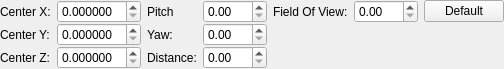
First picture: the form in src/tools/hlam/ui/camera_operators/dockpanels/ArcBallSettingsPanel.ui, repository SamVanheer/HalfLifeAssetManager, before the edit.
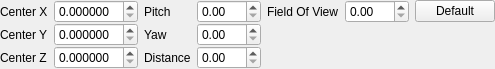
Second picture: the form after the edit.

Commit message: Use consistent label format on camera panels #166

What changed in the file:
```diff
--- a/src/tools/hlam/ui/camera_operators/dockpanels/ArcBallSettingsPanel.ui
+++ b/src/tools/hlam/ui/camera_operators/dockpanels/ArcBallSettingsPanel.ui
@@ -6,7 +6,7 @@
    <rect>
     <x>0</x>
     <y>0</y>
-    <width>475</width>
+    <width>463</width>
     <height>62</height>
    </rect>
   </property>
@@ -50,7 +50,7 @@
         </sizepolicy>
        </property>
        <property name="text">
-        <string>Center Y:</string>
+        <string>Center Y</string>
        </property>
       </widget>
      </item>
@@ -70,7 +70,7 @@
         </sizepolicy>
        </property>
        <property name="text">
-        <string>Center Z:</string>
+        <string>Center Z</string>
        </property>
       </widget>
      </item>
@@ -83,7 +83,7 @@
         </sizepolicy>
        </property>
        <property name="text">
-        <string>Center X:</string>
+        <string>Center X</string>
        </property>
       </widget>
      </item>
@@ -123,7 +123,7 @@
         </sizepolicy>
        </property>
        <property name="text">
-        <string>Distance:</string>
+        <string>Distance</string>
        </property>
       </widget>
      </item>
@@ -143,7 +143,7 @@
         </sizepolicy>
        </property>
        <property name="text">
-        <string>Yaw:</string>
+        <string>Yaw</string>
        </property>
       </widget>
      </item>
@@ -213,7 +213,7 @@
         </sizepolicy>
        </property>
        <property name="text">
-        <string>Field Of View:</string>
+        <string>Field Of View</string>
        </property>
       </widget>
      </item>
```
The commit also changes 3 other files.
